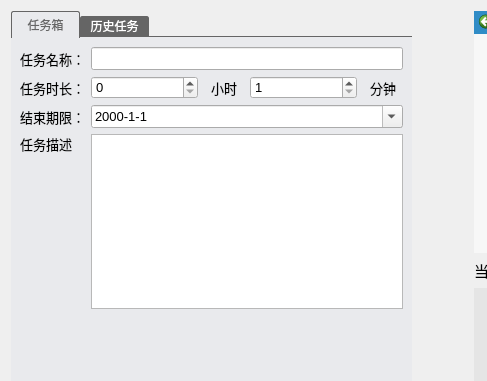
Qt form gui/taskWidget.ui (WatsonJay/tomato_farm) before a commit; both pictures show x 0 to 487 and y 0 to 381 of the 886 by 541 pixel window.
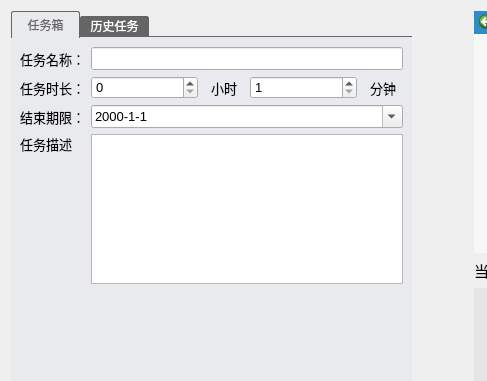
The same form after that commit. The open tabs and pages were chosen to show the change. Icons and pictures are not drawn.

```diff
--- a/gui/taskWidget.ui
+++ b/gui/taskWidget.ui
@@ -522,6 +522,12 @@
                </item>
                <item row="3" column="1">
                 <widget class="QTextEdit" name="taskDescEdit">
+                 <property name="maximumSize">
+                  <size>
+                   <width>16777215</width>
+                   <height>150</height>
+                  </size>
+                 </property>
                  <property name="font">
                   <font>
                    <family>Microsoft YaHei UI</family>
```
Left out of the diff: 2 changed lines with no effect on the pictures.
